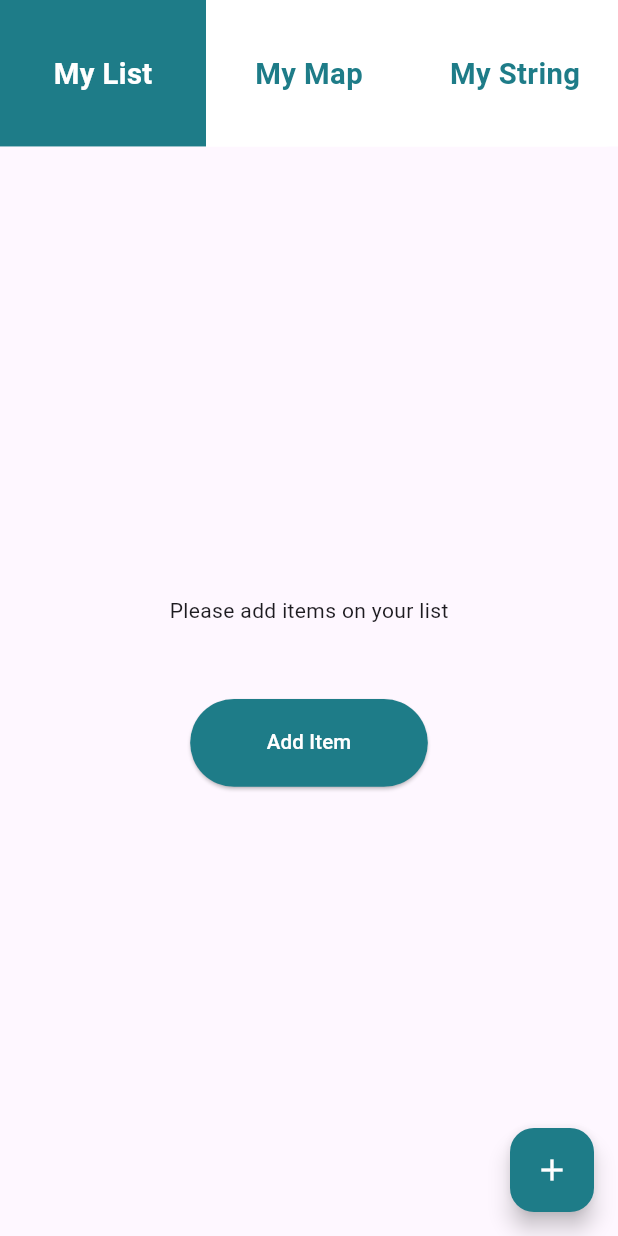
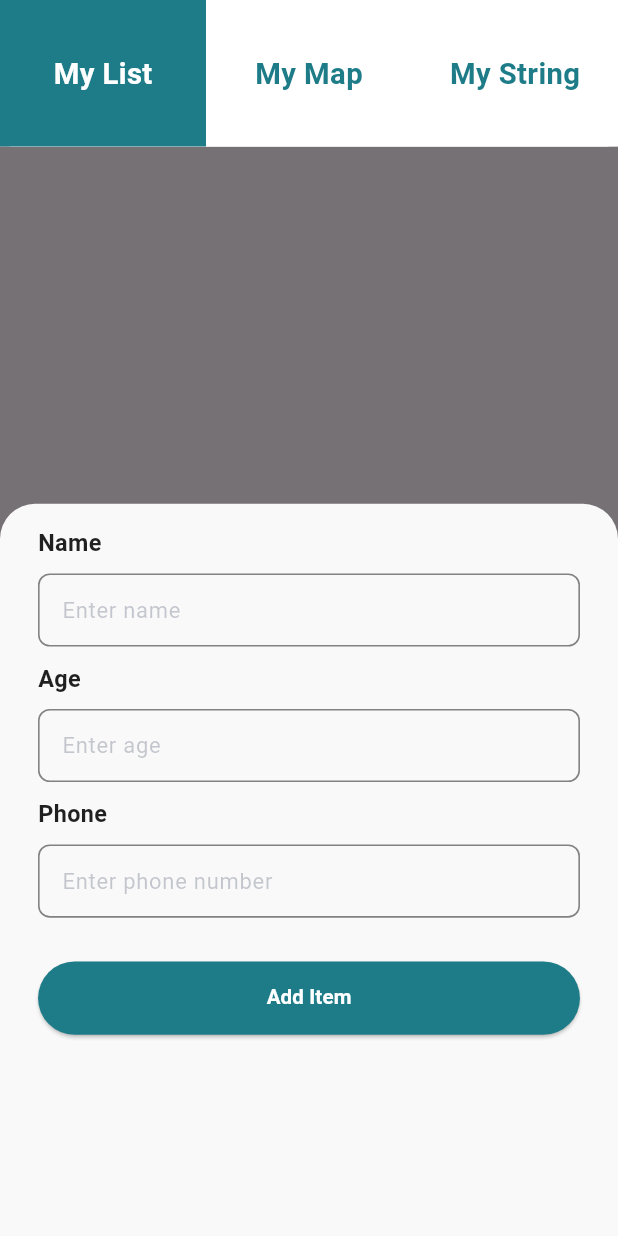
Before and after one commit to zaman-pallob/Task, a Flutter app: the screen it shows after launch, after a tap on the "add" icon, on a phone screen of 412 x 824 dp. Run offline on Flutter 3.47's test engine with Material 3 defaults, Android fonts, the phone set to English and light mode, and no system bars; our stand-ins replace drift, flutter_screenutil, rxdart, sqlite3_flutter_libs; missing offline and left inert: sqlite3; accounts and stored records are empty; generated files the repository leaves out were written again.

Commit message:
list implementation completed

```diff
--- a/lib/core/app_components/app_string.dart
+++ b/lib/core/app_components/app_string.dart
@@ -1,4 +1,10 @@
 class AppString {
   static const task = "Task";
   static const add = "Add Item";
+  static const name = "Name";
+  static const nameHints = "Enter name";
+  static const age = "Age";
+  static const ageHints = "Enter age";
+  static const phone = "Phone";
+  static const phoneHints = "Enter phone number";
 }
--- /dev/null
+++ b/lib/core/app_components/app_textstyle.dart
@@ -0,0 +1,18 @@
+import 'package:flutter/material.dart';
+import 'package:flutter_screenutil/flutter_screenutil.dart';
+import 'package:task/core/app_components/app_colors.dart';
+
+class ApptextStyle {
+  static TextStyle f15w400grey30 = TextStyle(
+      fontSize: 15.sp,
+      fontWeight: FontWeight.w400,
+      color: AppColors.grey1.withOpacity(0.30));
+
+  static TextStyle f16w600b87 = TextStyle(
+      fontSize: 16.sp,
+      fontWeight: FontWeight.w600,
+      color: AppColors.black.withOpacity(0.87));
+
+  static TextStyle f14w600w = TextStyle(
+      fontSize: 14.sp, fontWeight: FontWeight.w600, color: AppColors.white);
+}
--- /dev/null
+++ b/lib/core/common_widgets/edittext.dart
@@ -0,0 +1,106 @@
+// ignore_for_file: must_be_immutable
+
+import 'package:flutter/material.dart';
+import 'package:flutter_screenutil/flutter_screenutil.dart';
+import 'package:task/core/app_components/app_textstyle.dart';
+
+import '../app_components/app_colors.dart';
+
+class EditText extends StatefulWidget {
+  String hints;
+  Function onComplete;
+  Stream<String> stream;
+  TextInputType inputType;
+  TextInputAction inputAction;
+  TextEditingController controller;
+  String title;
+  EditText({
+    required this.hints,
+    required this.onComplete,
+    required this.stream,
+    required this.controller,
+    required this.inputType,
+    required this.inputAction,
+    required this.title,
+  });
+
+  @override
+  State<EditText> createState() => _EditTextState();
+}
+
+class _EditTextState extends State<EditText> {
+  bool hasError = false;
+  @override
+  Widget build(BuildContext context) {
+    return StreamBuilder<String>(
+        stream: widget.stream,
+        builder: (context, snapshot) {
+          return Column(
+            crossAxisAlignment: CrossAxisAlignment.start,
+            children: [
+              Container(
+                  width: double.infinity,
+                  alignment: Alignment.centerLeft,
+                  child: Text(
+                    widget.title,
+                    style: ApptextStyle.f16w600b87,
+                  )),
+              SizedBox(height: 10.h),
+              Container(
+                height: 50.h,
+                width: double.infinity,
+                alignment: Alignment.bottomCenter,
+                decoration:
+                    BoxDecoration(borderRadius: BorderRadius.circular(8.r)),
+                child: TextField(
+                  textInputAction: widget.inputAction,
+                  controller: widget.controller,
+                  onSubmitted: (value) {
+                    widget.onComplete(value);
+                  },
+                  keyboardType: widget.inputType,
+                  decoration: InputDecoration(
+                      hintStyle: ApptextStyle.f15w400grey30,
+                      suffixStyle:
+                          TextStyle(color: Colors.grey[600]!.withOpacity(.9)),
+                      enabledBorder: OutlineInputBorder(
+                        borderSide: BorderSide(
+                            color: hasData(snapshot.data)
+                                ? AppColors.lightred
+                                : Colors.grey[600]!.withOpacity(.9),
+                            width: 1.w),
+                        borderRadius: BorderRadius.circular(8.r),
+                      ),
+                      focusedBorder: OutlineInputBorder(
+                          borderSide:
+                              BorderSide(color: AppColors.primary, width: 1.w),
+                          borderRadius: BorderRadius.circular(8.r)),
+                      hintText: widget.hints),
+                ),
+              ),
+              hasData(snapshot.data)
+                  ? Container(
+                      width: double.infinity,
+                      padding: EdgeInsets.only(left: 15.w),
+                      alignment: Alignment.centerLeft,
+                      child: Text(snapshot.data.toString(),
+                          style: TextStyle(color: AppColors.lightred)),
+                    )
+                  : Container()
+            ],
+          );
+        });
+  }
+
+  bool hasData(String? data) {
+    if (data == null) {
+      return false;
+    } else {
+      if (data == "") {
+        return false;
+      } else {
+        return true;
+      }
+    }
+  }
+}
--- /dev/null
+++ b/lib/core/utils/time_formatter.dart
@@ -0,0 +1,5 @@
+class Timeformatter {
+  static String getId() {
+    return DateTime.now().millisecondsSinceEpoch.toString();
+  }
+}
--- /dev/null
+++ b/lib/core/utils/validators.dart
@@ -0,0 +1,47 @@
+class Validators {
+  static String isPhoneValid(String phone) {
+    if (phone.isEmpty) {
+      //if phone number is empty then
+
+      return "Phone number can't be an empty entity";
+    } else if (phone.length < 11) {
+      //if phone number digits less then 11 digits
+      return "Phone number must have 11 digits";
+    } else {
+      if (RegExp(r'^\+?(88)?0?1[3456789][0-9]{8}\b').hasMatch(phone)) {
+        //if everything is okay then it will return empty error message
+        return "";
+      } else {
+        //if phone number has not a valid match
+        return "Please enter a valid phone number";
+      }
+    }
+  }
+
+  static String isAgeValid(String age) {
+    if (age.isEmpty) {
+      return "Age can't be an empty entity";
+    } else {
+      //if age contains only digits then it will return empty error message else otherwise
+      if (RegExp(r'^[0-9]*$').hasMatch(age)) {
+        return "";
+      } else {
+        //if age has not a valid match
+        return "Please enter a valid age";
+      }
+    }
+  }
+
+  static String isNameValid(String name) {
+    if (name.isEmpty) {
+      return "Name can't be an empty entity";
+    } else {
+      if (name.startsWith(RegExp(r'\d'))) {
+        //if name start with a digit
+        return "Name can't start with digits";
+      } else {
+        return "";
+      }
+    }
+  }
+}
--- a/lib/providers/list/list_provider.dart
+++ b/lib/providers/list/list_provider.dart
@@ -25,11 +25,12 @@ class ListProvider extends ChangeNotifier implements ListInterface {
   @override
   void onDataAdd(TodoItem item) {
     items.insert(0, item);
-    changeState(true);
+    changeState(false);
   }
 
   @override
   void onDataDelete(String id) {
+    items.removeWhere((element) => element.id == id);
     changeState(false);
   }
 
--- a/lib/providers/list/list_view_model.dart
+++ b/lib/providers/list/list_view_model.dart
@@ -1,3 +1,8 @@
+// ignore_for_file: close_sinks
+
+import 'package:flutter/material.dart';
+import 'package:rxdart/rxdart.dart';
+import 'package:task/core/utils/validators.dart';
 import 'package:task/models/items.dart';
 import 'package:task/providers/list/list_interface.dart';
 import 'package:task/view/home/home_window.dart';
@@ -5,6 +10,12 @@ import 'package:task/view/home/home_window.dart';
 class ListViewModel {
   ListInterface interface;
   ListViewModel(this.interface);
+  BehaviorSubject<String> nameStream = BehaviorSubject<String>();
+  BehaviorSubject<String> ageStream = BehaviorSubject<String>();
+  BehaviorSubject<String> phoneStream = BehaviorSubject<String>();
+  var nameController = TextEditingController();
+  var ageController = TextEditingController();
+  var phoneController = TextEditingController();
 
   Future addData(TodoItem item) async {
     await dao.addItemToTable(item);
@@ -22,4 +33,22 @@ class ListViewModel {
       interface.onDataDelete(id);
     });
   }
+
+  bool isValidName() {
+    var v = Validators.isNameValid(nameController.text);
+    nameStream.sink.add(v);
+    return v.isEmpty;
+  }
+
+  bool isAgeValid() {
+    var v = Validators.isAgeValid(ageController.text);
+    ageStream.sink.add(v);
+    return v.isEmpty;
+  }
+
+  bool isPhoneValid() {
+    var v = Validators.isPhoneValid(phoneController.text);
+    phoneStream.sink.add(v);
+    return v.isEmpty;
+  }
 }
--- /dev/null
+++ b/lib/view/list/components/item_add_modal.dart
@@ -0,0 +1,95 @@
+import 'package:flutter/cupertino.dart';
+import 'package:flutter/material.dart';
+import 'package:flutter_screenutil/flutter_screenutil.dart';
+import 'package:task/core/app_components/app_colors.dart';
+import 'package:task/core/app_components/app_string.dart';
+import 'package:task/core/app_components/app_textstyle.dart';
+import 'package:task/core/common_widgets/edittext.dart';
+import 'package:task/core/utils/time_formatter.dart';
+import 'package:task/models/items.dart';
+import 'package:task/providers/list/list_provider.dart';
+
+void itemAddModal(BuildContext context, ListProvider provider) {
+  Future<void> future = showModalBottomSheet<void>(
+    context: context,
+    isScrollControlled: true,
+    backgroundColor: AppColors.secondary,
+    clipBehavior: Clip.antiAliasWithSaveLayer,
+    shape: RoundedRectangleBorder(
+        borderRadius: new BorderRadius.only(
+            topLeft: Radius.circular(24.r), topRight: Radius.circular(24.r))),
+    builder: (BuildContext _context) {
+      return CupertinoPageScaffold(
+        resizeToAvoidBottomInset: true,
+        child: Container(
+          height: 500.h,
+          padding: EdgeInsets.symmetric(horizontal: 24.w, vertical: 15.h),
+          decoration: BoxDecoration(
+              color: AppColors.secondary,
+              borderRadius: new BorderRadius.only(
+                  topLeft: Radius.circular(24.r),
+                  topRight: Radius.circular(24.r))),
+          child: ListView(
+            children: [
+              EditText(
+                hints: AppString.nameHints,
+                onComplete: (String v) {
+                  provider.viewModel.isValidName();
+                },
+                stream: provider.viewModel.nameStream,
+                controller: provider.viewModel.nameController,
+                inputType: TextInputType.name,
+                inputAction: TextInputAction.next,
+                title: AppString.name,
+              ),
+              SizedBox(height: 10.h),
+              EditText(
+                hints: AppString.ageHints,
+                onComplete: (String v) {
+                  provider.viewModel.isAgeValid();
+                },
+                stream: provider.viewModel.ageStream,
+                controller: provider.viewModel.ageController,
+                inputType: TextInputType.number,
+                inputAction: TextInputAction.next,
+                title: AppString.age,
+              ),
+              SizedBox(height: 10.h),
+              EditText(
+                hints: AppString.phoneHints,
+                onComplete: (String v) {
+                  provider.viewModel.isPhoneValid();
+                },
+                stream: provider.viewModel.phoneStream,
+                controller: provider.viewModel.phoneController,
+                inputType: TextInputType.phone,
+                inputAction: TextInputAction.next,
+                title: AppString.phone,
+              ),
+              SizedBox(height: 30.h),
+              ElevatedButton(
+                  style: ElevatedButton.styleFrom(
+                      fixedSize: Size(double.infinity, 50.h),
+                      backgroundColor: AppColors.primary),
+                  onPressed: () {
+                    var ob = provider.viewModel;
+                    if (ob.isValidName() &&
+                        ob.isAgeValid() &&
+                        ob.isPhoneValid()) {
+                      provider.addData(TodoItem(
+                          id: Timeformatter.getId(),
+                          name: ob.nameController.text,
+                          age: int.parse(ob.ageController.text),
+                          numbers: ob.phoneController.text));
+                      Navigator.pop(context);
+                    }
+                  },
+                  child: Text(AppString.add, style: ApptextStyle.f14w600w))
+            ],
+          ),
+        ),
+      );
+    },
+  );
+  future.then((void value) {});
+}
--- a/lib/view/list/components/list_card.dart
+++ b/lib/view/list/components/list_card.dart
@@ -39,11 +39,16 @@ class ListCard extends StatelessWidget {
                   ],
                 ),
               ),
-              Container(
-                width: 35.w,
-                height: 35.h,
-                child: Icon(Icons.delete_forever_outlined,
-                    size: 30.h, color: AppColors.lightred),
+              InkWell(
+                onTap: () {
+                  onDelete();
+                },
+                child: Container(
+                  width: 35.w,
+                  height: 35.h,
+                  child: Icon(Icons.delete_forever_outlined,
+                      size: 30.h, color: AppColors.lightred),
+                ),
               )
             ],
           ),
--- a/lib/view/list/my_list.dart
+++ b/lib/view/list/my_list.dart
@@ -1,3 +1,5 @@
+// ignore_for_file: must_be_immutable
+
 import 'package:flutter/material.dart';
 import 'package:flutter_screenutil/flutter_screenutil.dart';
 import 'package:provider/provider.dart';
@@ -5,15 +7,20 @@ import 'package:task/core/app_components/app_colors.dart';
 import 'package:task/core/app_components/app_string.dart';
 import 'package:task/core/common_widgets/progress.dart';
 import 'package:task/providers/list/list_provider.dart';
+import 'package:task/view/list/components/item_add_modal.dart';
 import 'package:task/view/list/components/list_card.dart';
 
 class MyList extends StatelessWidget {
+  late ListProvider provider;
   @override
   Widget build(BuildContext context) {
+    provider = Provider.of<ListProvider>(context, listen: false);
     return Scaffold(
       floatingActionButton: FloatingActionButton(
         backgroundColor: AppColors.primary,
-        onPressed: () {},
+        onPressed: () {
+          itemAddModal(context, provider);
+        },
         child: Icon(
           Icons.add,
           color: AppColors.white,
@@ -39,14 +46,14 @@ class MyList extends StatelessWidget {
                                 });
                           },
                         )
-                      : emptyList(provider),
+                      : emptyList(context),
                   Progress(hasProgress: provider.hasProgress)
                 ],
               )),
     );
   }
 
-  Widget emptyList(ListProvider provider) {
+  Widget emptyList(BuildContext context) {
     return Column(
       mainAxisAlignment: MainAxisAlignment.center,
       children: [
@@ -56,10 +63,19 @@ class MyList extends StatelessWidget {
             style: ElevatedButton.styleFrom(
                 fixedSize: Size(150.w, 60.h),
                 backgroundColor: AppColors.primary),
-            onPressed: () {},
-            child: Text(
-              AppString.add,
-              style: TextStyle(color: AppColors.white, fontSize: 14.sp),
+            onPressed: () {
+              itemAddModal(context, provider);
+            },
+            child: Row(
+              mainAxisAlignment: MainAxisAlignment.center,
+              children: [
+                Text(AppString.add,
+                    style: TextStyle(color: AppColors.white, fontSize: 14.sp)),
+                Icon(
+                  Icons.add,
+                  color: AppColors.white,
+                )
+              ],
             ))
       ],
     );
--- a/pubspec.yaml
+++ b/pubspec.yaml
@@ -42,6 +42,7 @@ dependencies:
   sqlite3_flutter_libs: ^0.5.0
   path_provider: ^2.0.0
   path: ^1.8.3
+
 
 dev_dependencies:
   flutter_test:
```
